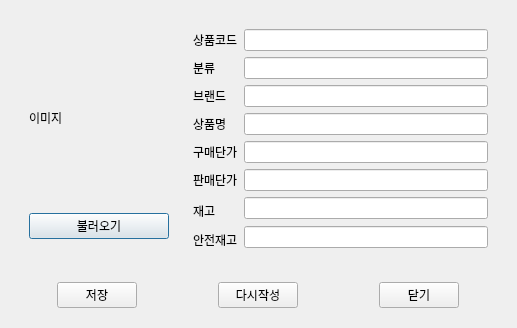
si-yeon/management_program, file client/view/view_register.ui: the form before one commit.
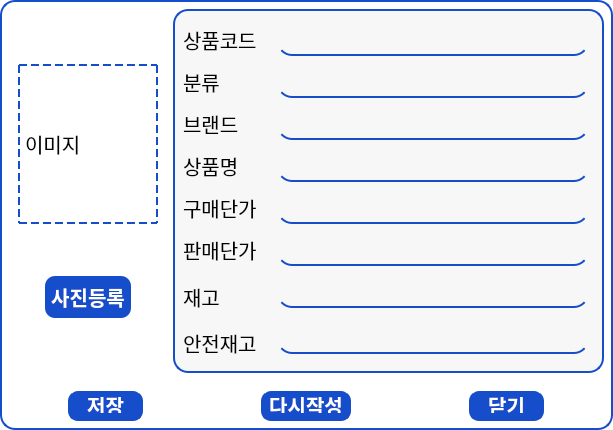
The form after the commit.

Patch:
```diff
--- a/client/view/view_register.ui
+++ b/client/view/view_register.ui
@@ -6,19 +6,64 @@
    <rect>
     <x>0</x>
     <y>0</y>
-    <width>517</width>
-    <height>320</height>
+    <width>613</width>
+    <height>383</height>
    </rect>
   </property>
   <property name="windowTitle">
    <string>Dialog</string>
   </property>
+  <property name="styleSheet">
+   <string notr="true">font-family: Pretendard;
+background-color: rgb(255, 255, 255);</string>
+  </property>
   <layout class="QVBoxLayout" name="verticalLayout_2">
+   <property name="spacing">
+    <number>0</number>
+   </property>
+   <property name="leftMargin">
+    <number>0</number>
+   </property>
+   <property name="topMargin">
+    <number>0</number>
+   </property>
+   <property name="rightMargin">
+    <number>0</number>
+   </property>
+   <property name="bottomMargin">
+    <number>0</number>
+   </property>
    <item>
     <widget class="QWidget" name="widget_3" native="true">
+     <property name="styleSheet">
+      <string notr="true">QWidget{
+font-family: Pretendard;
+background-color: rgb(255, 255, 255);
+border: 2px solid #164DCA;
+border-top-left-radius: 15px;
+border-top-right-radius: 15px;
+border-bottom:none;
+}
+
+QLineEdit{
+border: none; 
+border-bottom: 2px solid #164DCA;
+background-color: transparent;
+font-size: 20px;
+text-align: center;
+}
+
+QLabel{
+font-size: 20px;
+}</string>
+     </property>
      <layout class="QHBoxLayout" name="horizontalLayout">
       <item>
        <widget class="QWidget" name="widget" native="true">
+        <property name="styleSheet">
+         <string notr="true">border: none;
+border-radius: 0;</string>
+        </property>
         <layout class="QVBoxLayout" name="verticalLayout">
          <item>
           <widget class="QLabel" name="img">
@@ -34,15 +79,30 @@
              <height>160</height>
             </size>
            </property>
+           <property name="styleSheet">
+            <string notr="true">border: 2px dashed  #164DCA;</string>
+           </property>
            <property name="text">
             <string>이미지</string>
            </property>
           </widget>
          </item>
-         <item>
+         <item alignment="Qt::AlignHCenter">
           <widget class="QPushButton" name="pb_load">
+           <property name="styleSheet">
+            <string notr="true">QPushButton{
+background: #164DCA;
+box-shadow: 0px 2px 12px rgb(25 25 25 / 16%);
+align-items: center;
+color: #fff;
+font-weight: 600;
+font-size: 20px;
+border-radius: 10px;
+padding: 6px;
+}</string>
+           </property>
            <property name="text">
-            <string>불러오기</string>
+            <string>사진등록</string>
            </property>
           </widget>
          </item>
@@ -51,7 +111,50 @@
       </item>
       <item>
        <widget class="QWidget" name="widget_2" native="true">
+        <property name="styleSheet">
+         <string notr="true">QWidget{
+border: none;
+border-radius: 20;
+	background-color: rgb(247, 247, 247);
+border: 2px solid #164DCA;
+border-radius: 15px;
+}
+
+QLineEdit{
+border: none; 
+border-bottom: 2px solid #164DCA;
+background-color: transparent;
+font-size: 20px;
+text-align: center;
+}
+
+QLabel{
+font-size: 20px;
+border:none;
+border-radius:0;
+font-weight:300;
+}
+</string>
+        </property>
         <layout class="QGridLayout" name="gridLayout">
+         <property name="leftMargin">
+          <number>10</number>
+         </property>
+         <property name="topMargin">
+          <number>15</number>
+         </property>
+         <property name="rightMargin">
+          <number>15</number>
+         </property>
+         <property name="bottomMargin">
+          <number>15</number>
+         </property>
+         <property name="horizontalSpacing">
+          <number>20</number>
+         </property>
+         <property name="verticalSpacing">
+          <number>10</number>
+         </property>
          <item row="6" column="1">
           <widget class="QLineEdit" name="inventory"/>
          </item>
@@ -140,9 +243,36 @@
    </item>
    <item>
     <widget class="QWidget" name="widget_4" native="true">
+     <property name="styleSheet">
+      <string notr="true">QWidget{
+font-family: Pretendard;
+background-color: rgb(255, 255, 255);
+border: 2px solid #164DCA;
+border-bottom-left-radius: 15px;
+border-bottom-right-radius: 15px;
+border-top:none;
+}
+QPushButton{
+background: #164DCA;
+box-shadow: 0px 2px 12px rgb(25 25 25 / 16%);
+align-items: center;
+color: #fff;
+font-weight: 600;
+font-size: 20px;
+border-radius: 10px;
+padding: 6px;
+}
+</string>
+     </property>
      <layout class="QHBoxLayout" name="horizontalLayout_2">
       <item alignment="Qt::AlignHCenter">
        <widget class="QPushButton" name="pb_save">
+        <property name="minimumSize">
+         <size>
+          <width>75</width>
+          <height>30</height>
+         </size>
+        </property>
         <property name="text">
          <string>저장</string>
         </property>
@@ -150,6 +280,12 @@
       </item>
       <item alignment="Qt::AlignHCenter">
        <widget class="QPushButton" name="pb_reset">
+        <property name="minimumSize">
+         <size>
+          <width>75</width>
+          <height>30</height>
+         </size>
+        </property>
         <property name="text">
          <string>다시작성</string>
         </property>
@@ -157,6 +293,12 @@
       </item>
       <item alignment="Qt::AlignHCenter">
        <widget class="QPushButton" name="pb_close">
+        <property name="minimumSize">
+         <size>
+          <width>75</width>
+          <height>30</height>
+         </size>
+        </property>
         <property name="text">
          <string>닫기</string>
         </property>
```
Left out of the diff: 14 changed lines with no effect on the pictures.
